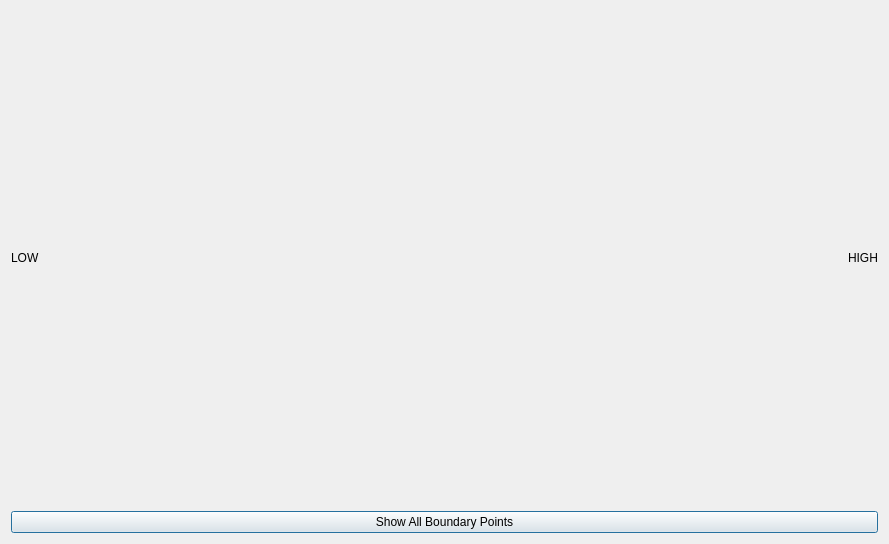
Before: the Qt Designer form Gui/GuiComponents/ParallelCoordinatesWindow.ui in DrBenEvans/AerOptGUI, drawn with Qt 5.
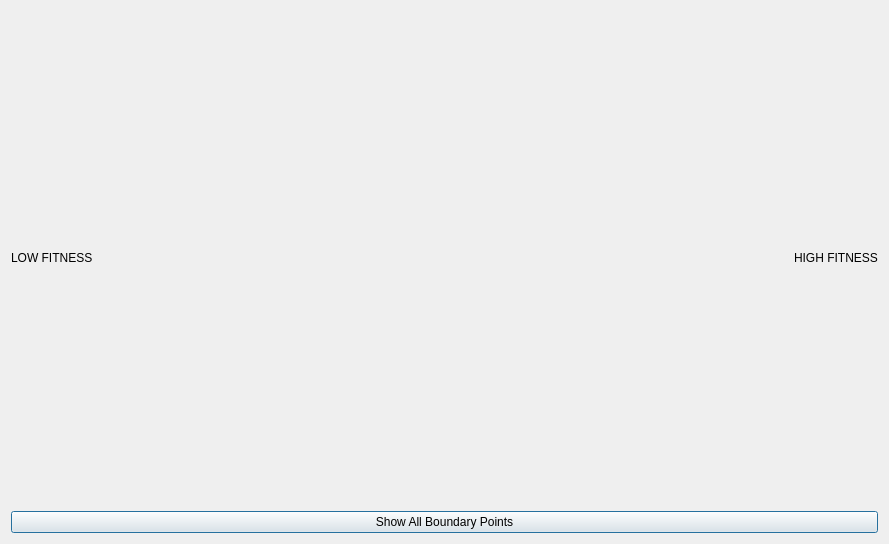
After: the same form once the commit is applied. Icons and pictures are not drawn.

Commit message:
PC Labels Updated
Changed HIGH and LOW to HIGH FITNESS and LOW FITNESS respectively

What changed in the file:
```diff
--- a/Gui/GuiComponents/ParallelCoordinatesWindow.ui
+++ b/Gui/GuiComponents/ParallelCoordinatesWindow.ui
@@ -42,7 +42,7 @@
        <item>
         <widget class="QLabel" name="lowLabel">
          <property name="text">
-          <string>LOW</string>
+          <string>LOW FITNESS</string>
          </property>
         </widget>
        </item>
@@ -86,7 +86,7 @@
        <item>
         <widget class="QLabel" name="highLabel">
          <property name="text">
-          <string>HIGH</string>
+          <string>HIGH FITNESS</string>
          </property>
         </widget>
        </item>
```
